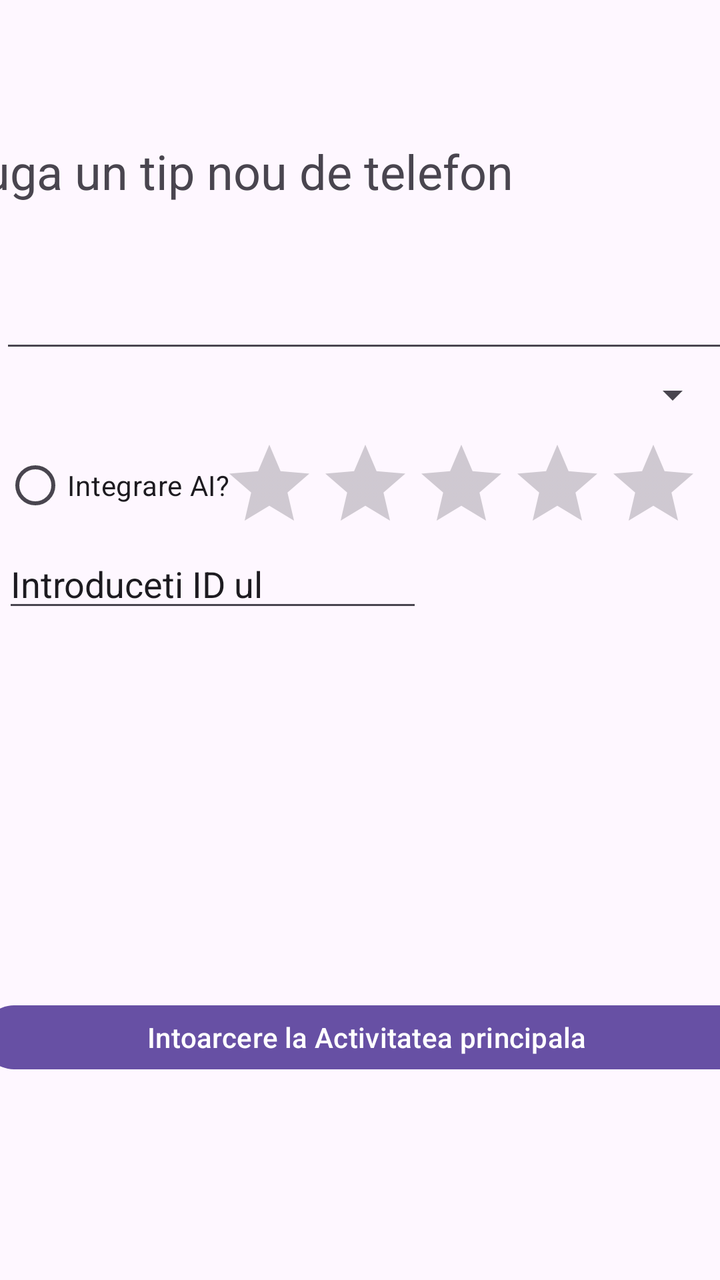
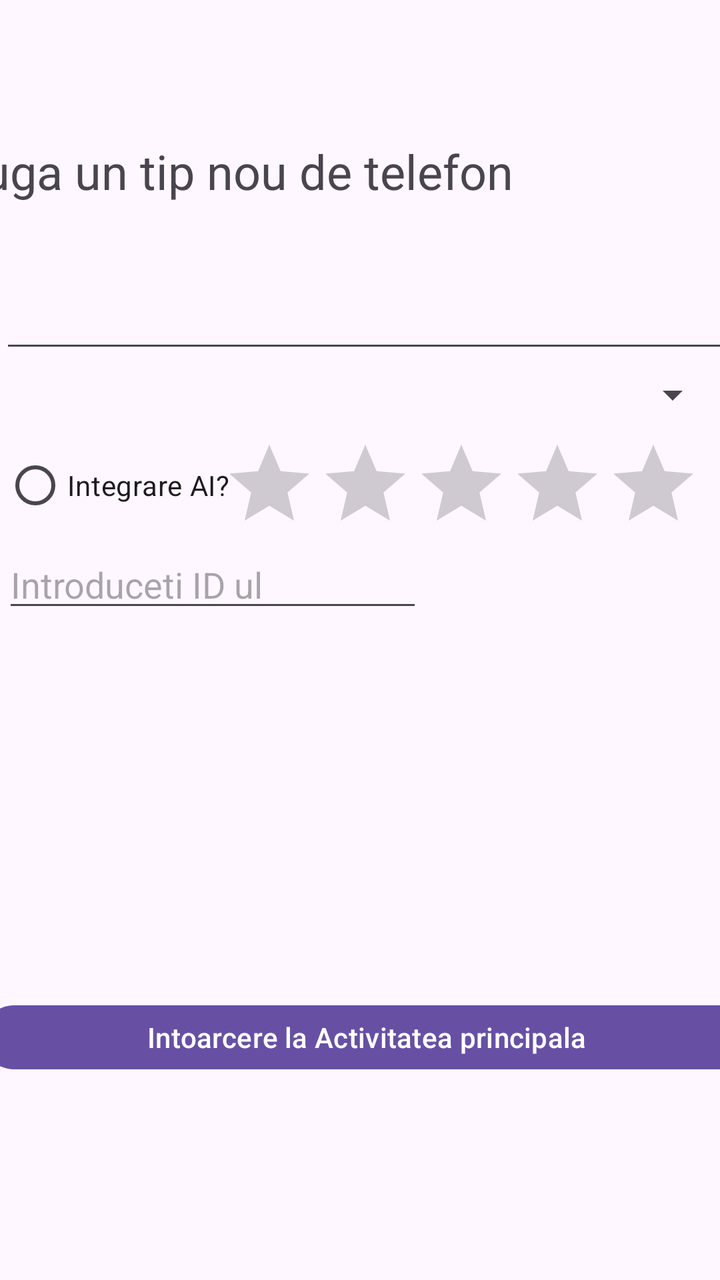

Screens rendered from an Android XML layout before and after an edit, with the pre-edit source and the edit as a unified diff.
<!-- AndroidManifest.xml: application theme Theme.S2 -->
<!-- res/layout/activity_activitate_date.xml -->
<?xml version="1.0" encoding="utf-8"?>
<androidx.constraintlayout.widget.ConstraintLayout xmlns:android="http://schemas.android.com/apk/res/android"
    xmlns:app="http://schemas.android.com/apk/res-auto"
    xmlns:tools="http://schemas.android.com/tools"
    android:id="@+id/main"
    android:layout_width="match_parent"
    android:layout_height="match_parent"
    tools:context=".ActivitateDate">

    <TextView
        android:id="@+id/Buliga_Razvan_Info"
        android:layout_width="411dp"
        android:layout_height="43dp"
        android:text="@string/adauga_un_tip_nou_de_telefon"
        android:textSize="24sp"
        app:layout_constraintBottom_toBottomOf="parent"
        app:layout_constraintEnd_toEndOf="parent"
        app:layout_constraintHorizontal_bias="1.0"
        app:layout_constraintStart_toStartOf="parent"
        app:layout_constraintTop_toTopOf="parent"
        app:layout_constraintVertical_bias="0.116" />

    <Spinner
        android:id="@+id/Buliga_Razvan_spinnerMemorie"
        android:layout_width="409dp"
        android:layout_height="wrap_content"
        app:layout_constraintBottom_toBottomOf="parent"
        app:layout_constraintEnd_toEndOf="parent"
        app:layout_constraintHorizontal_bias="1.0"
        app:layout_constraintStart_toStartOf="parent"
        app:layout_constraintTop_toBottomOf="@+id/Buliga_Razvan_Info"
        app:layout_constraintVertical_bias="0.145" />

    <RadioButton
        android:id="@+id/Buliga_Razvan_radioButton"
        android:layout_width="134dp"
        android:layout_height="46dp"
        android:text="@string/integrare_ai"
        app:layout_constraintBottom_toBottomOf="parent"
        app:layout_constraintEnd_toEndOf="parent"
        app:layout_constraintHorizontal_bias="0.007"
        app:layout_constraintStart_toStartOf="parent"
        app:layout_constraintTop_toBottomOf="@+id/Buliga_Razvan_Info"
        app:layout_constraintVertical_bias="0.223" />

    <EditText
        android:id="@+id/BR_editTextText"
        android:layout_width="367dp"
        android:layout_height="49dp"
        android:layout_marginTop="20dp"
        android:ems="10"
        android:inputType="text"
        app:layout_constraintBottom_toBottomOf="parent"
        app:layout_constraintEnd_toEndOf="parent"
        app:layout_constraintHorizontal_bias="0.009"
        app:layout_constraintStart_toStartOf="parent"
        app:layout_constraintTop_toBottomOf="@+id/Buliga_Razvan_Info"
        app:layout_constraintVertical_bias="0.0" />

    <Button
        android:id="@+id/buttonIntoarcere"
        android:layout_width="385dp"
        android:layout_height="40dp"
        android:text="@string/intoarcere_la_activitatea_principala"
        app:layout_constraintBottom_toBottomOf="parent"
        app:layout_constraintEnd_toEndOf="parent"
        app:layout_constraintHorizontal_bias="0.384"
        app:layout_constraintStart_toStartOf="parent"
        app:layout_constraintTop_toBottomOf="@+id/Buliga_Razvan_Info"
        app:layout_constraintVertical_bias="0.792" />

    <RatingBar
        android:id="@+id/RB_ratingBar"
        android:layout_width="238dp"
        android:layout_height="48dp"
        app:layout_constraintBottom_toBottomOf="parent"
        app:layout_constraintEnd_toEndOf="parent"
        app:layout_constraintHorizontal_bias="0.906"
        app:layout_constraintStart_toStartOf="parent"
        app:layout_constraintTop_toBottomOf="@+id/Buliga_Razvan_Info"
        app:layout_constraintVertical_bias="0.221" />

    <EditText
        android:id="@+id/RB_editTextNumber"
        android:layout_width="wrap_content"
        android:layout_height="wrap_content"
        android:ems="10"
        android:inputType="number"
        android:text="@string/introduID"
        app:layout_constraintBottom_toTopOf="@+id/buttonIntoarcere"
        app:layout_constraintEnd_toEndOf="parent"
        app:layout_constraintHorizontal_bias="0.009"
        app:layout_constraintStart_toStartOf="parent"
        app:layout_constraintTop_toBottomOf="@+id/Buliga_Razvan_Info"
        app:layout_constraintVertical_bias="0.456" />


</androidx.constraintlayout.widget.ConstraintLayout>
<!-- resources referenced by this layout -->
<resources>
  <string name="adauga_un_tip_nou_de_telefon">Adauga un tip nou de telefon</string>
  <string name="integrare_ai">Integrare AI?</string>
  <string name="intoarcere_la_activitatea_principala">Intoarcere la Activitatea principala</string>
  <string name="introduID">Introduceti ID ul\n</string>
  <style name="Theme.S2" parent="Base.Theme.S2" />
  <style name="Base.Theme.S2" parent="Theme.Material3.DayNight.NoActionBar">
          
          
      </style>
</resources>

<!-- the commit's change to res/layout/activity_activitate_date.xml (unified diff, before → after) -->
@@ -86,7 +86,7 @@
         android:layout_height="wrap_content"
         android:ems="10"
         android:inputType="number"
-        android:text="@string/introduID"
+        android:hint="@string/introduID"
         app:layout_constraintBottom_toTopOf="@+id/buttonIntoarcere"
         app:layout_constraintEnd_toEndOf="parent"
         app:layout_constraintHorizontal_bias="0.009"
